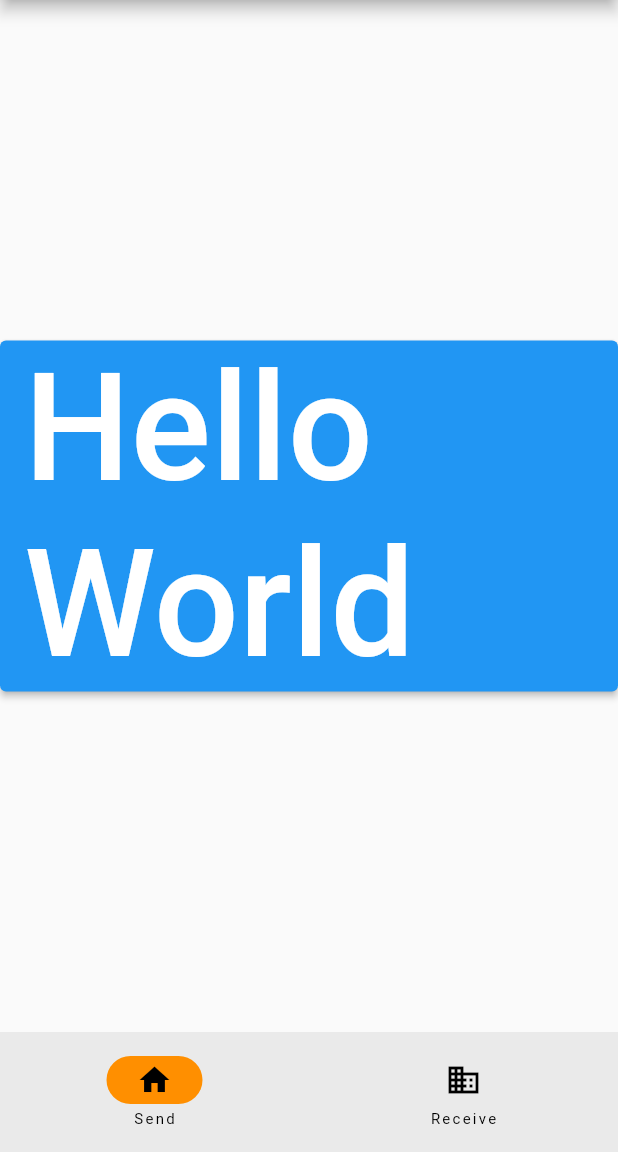
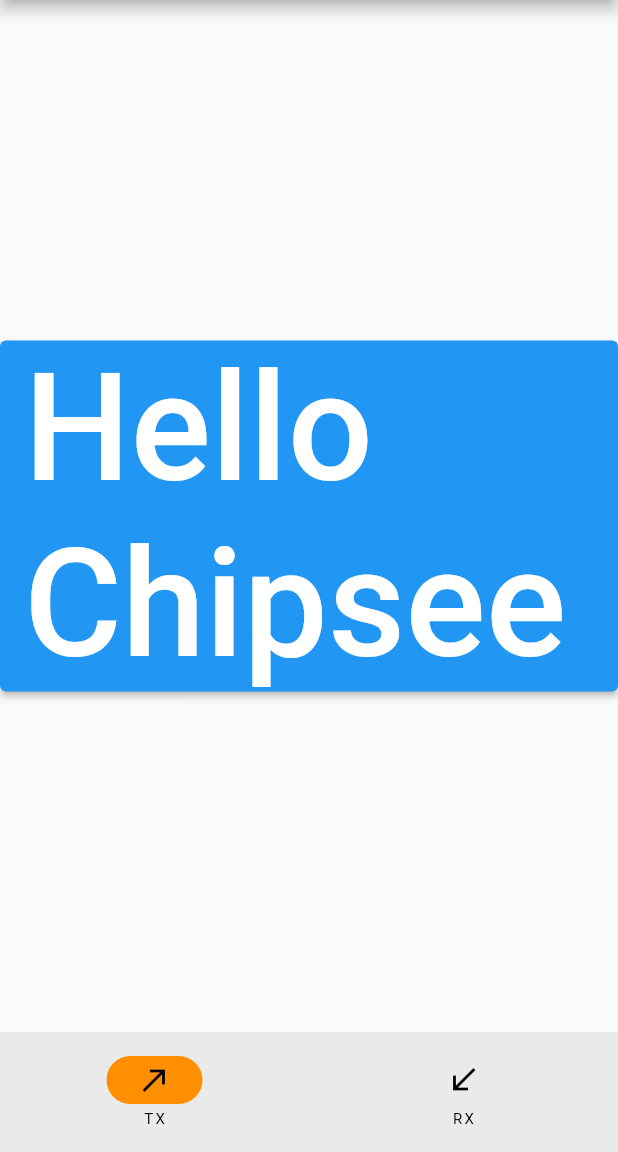
Before and after one commit to printfinn/chipsee_serial_port_flutter, a Flutter app: the screen it shows after launch, on a phone screen of 412 x 824 dp, the part 84-1236 px from its top. Run offline on Flutter 3.47's test engine with Material 2 defaults, Android fonts, the phone set to English and light mode, and no system bars; missing offline and left inert: flutter_libserialport.

Commit message:
Rename files.

```diff
--- a/lib/main.dart
+++ b/lib/main.dart
@@ -1,6 +1,6 @@
 import 'package:flutter/material.dart';
-import 'package:serial_app/serial_receiver_screen.dart';
-import 'package:serial_app/serial_screen.dart';
+import 'package:serial_app/serial_rx_screen.dart';
+import 'package:serial_app/serial_tx_screen.dart';
 
 void main() {
   runApp(const MySerialApp());
@@ -40,19 +40,18 @@ class _BottomNaviState extends State<BottomNavi> {
         selectedIndex: currentPageIndex,
         destinations: const <Widget>[
           NavigationDestination(
-            selectedIcon: Icon(Icons.home),
-            icon: Icon(Icons.home_outlined),
-            label: 'Send',
+            icon: Icon(Icons.call_made),
+            label: 'TX',
           ),
           NavigationDestination(
-            icon: Icon(Icons.business),
-            label: 'Receive',
+            icon: Icon(Icons.call_received),
+            label: 'RX',
           ),
         ],
       ),
       body: <Widget>[
-        const SerialScreen(),
-        const SerialReceiverScreen(),
+        const SerialTXScreen(),
+        const SerialRXScreen(),
       ][currentPageIndex],
     );
   }
--- a/lib/serial_receiver_screen.dart
+++ b/lib/serial_rx_screen.dart
@@ -2,14 +2,14 @@ import 'dart:async';
 import 'package:flutter/material.dart';
 import 'package:flutter_libserialport/flutter_libserialport.dart';
 
-class SerialReceiverScreen extends StatefulWidget {
-  const SerialReceiverScreen({super.key});
+class SerialRXScreen extends StatefulWidget {
+  const SerialRXScreen({super.key});
 
   @override
-  State<SerialReceiverScreen> createState() => _SerialRXState();
+  State<SerialRXScreen> createState() => _SerialRXScreenState();
 }
 
-class _SerialRXState extends State<SerialReceiverScreen> {
+class _SerialRXScreenState extends State<SerialRXScreen> {
   SerialPort port = SerialPort("/dev/ttyS4");
   late SerialPortReader reader;
   List<String> received = [];
--- a/lib/serial_screen.dart
+++ b/lib/serial_tx_screen.dart
@@ -3,17 +3,16 @@ import 'dart:typed_data';
 import 'package:flutter/material.dart';
 import 'package:flutter_libserialport/flutter_libserialport.dart';
 
-class SerialScreen extends StatefulWidget {
-  const SerialScreen({super.key});
+class SerialTXScreen extends StatefulWidget {
+  const SerialTXScreen({super.key});
 
   @override
-  State<SerialScreen> createState() => _SerialScreenState();
+  State<SerialTXScreen> createState() => _SerialTXScreenState();
 }
 
-class _SerialScreenState extends State<SerialScreen> {
+class _SerialTXScreenState extends State<SerialTXScreen> {
   SerialPort port = SerialPort("/dev/ttyS4");
   late Timer timer;
-  String name = "Hello World";
 
   @override
   void initState() {
@@ -32,7 +31,7 @@ class _SerialScreenState extends State<SerialScreen> {
   }
 
   void _sayHelloWorld() {
-    port.write(Uint8List.fromList("Hello World\n".codeUnits));
+    port.write(Uint8List.fromList("Hello Chipsee\n".codeUnits));
   }
 
   @override
@@ -47,8 +46,8 @@ class _SerialScreenState extends State<SerialScreen> {
           children: [
             ElevatedButton(
               onPressed: _sayHelloWorld,
-              child: Text(
-                name,
+              child: const Text(
+                "Hello Chipsee",
                 style: TextStyle(fontSize: 100),
               ),
             ),
```
